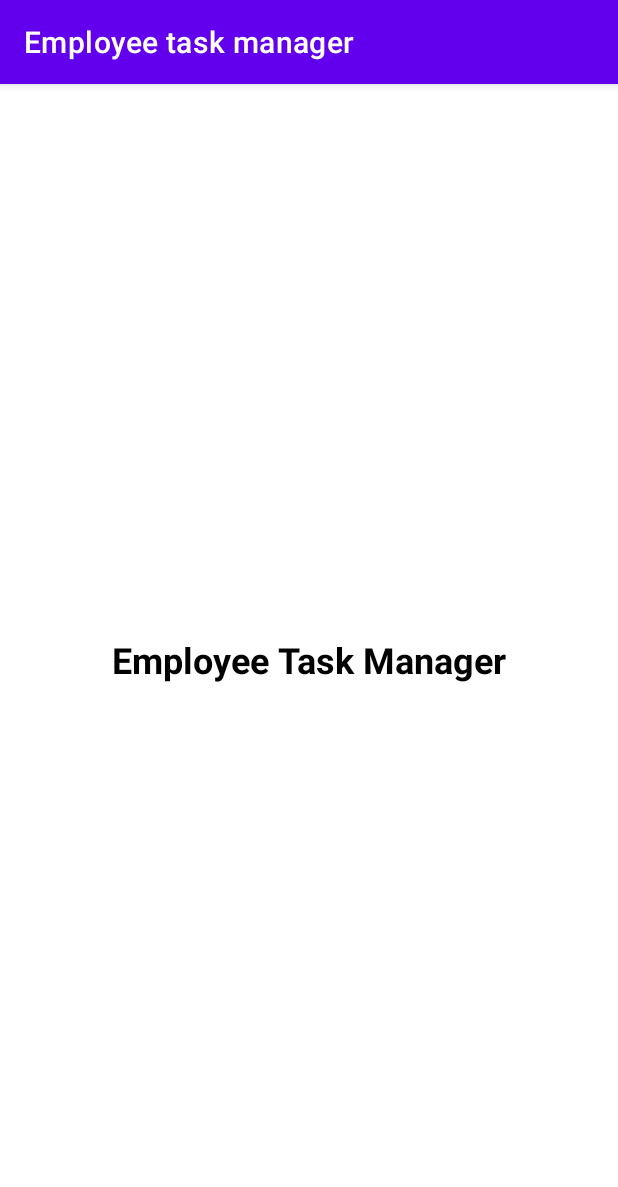
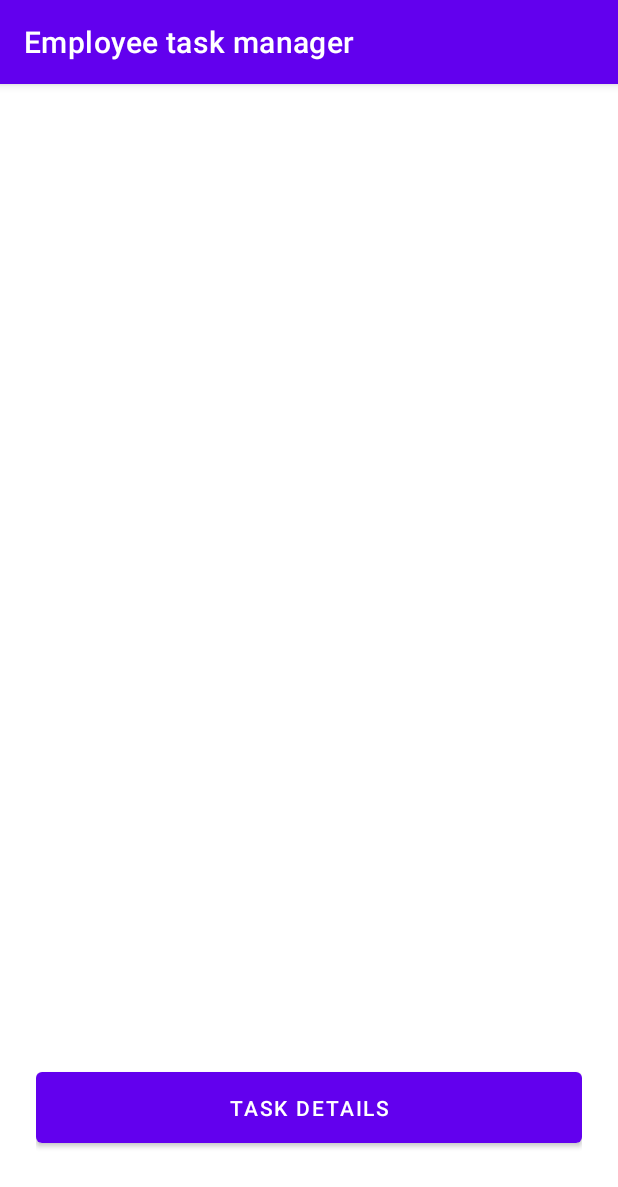
Before and after one commit to zaid-code-max/employee-task-manager, an Android app: the screen it shows after launch (MainActivity), on a phone screen of 412 x 824 dp. Shown: the top 1187 px of the screen. Run offline under Robolectric (Android 15) with nearby library versions, the phone set to English and light mode, and no system bars.

Commit message:
Add Day 2 Android navigation and debugging documentation

```diff
--- a/app/src/main/AndroidManifest.xml
+++ b/app/src/main/AndroidManifest.xml
@@ -18,6 +18,10 @@
                 <category android:name="android.intent.category.LAUNCHER" />
             </intent-filter>
         </activity>
+
+        <activity
+            android:name=".TaskDetailsActivity"
+            android:exported="false" />
     </application>
 
 </manifest>
--- a/app/src/main/java/com/example/employeetaskmanager/MainActivity.kt
+++ b/app/src/main/java/com/example/employeetaskmanager/MainActivity.kt
@@ -1,6 +1,8 @@
 package com.example.employeetaskmanager
 
+import android.content.Intent
 import android.os.Bundle
+import android.widget.Button
 import androidx.appcompat.app.AppCompatActivity
 
 class MainActivity : AppCompatActivity() {
@@ -8,5 +10,12 @@ class MainActivity : AppCompatActivity() {
     override fun onCreate(savedInstanceState: Bundle?) {
         super.onCreate(savedInstanceState)
         setContentView(R.layout.layout)
+
+        val buttonTaskDetails = findViewById<Button>(R.id.buttonTaskDetails)
+
+        buttonTaskDetails.setOnClickListener {
+            val intent = Intent(this, TaskDetailsActivity::class.java)
+            startActivity(intent)
+        }
     }
 }
--- a/app/src/main/res/layout/layout.xml
+++ b/app/src/main/res/layout/layout.xml
@@ -1,18 +1,19 @@
 <?xml version="1.0" encoding="utf-8"?>
-<LinearLayout xmlns:android="http://schemas.android.com/apk/res/android"
+<androidx.constraintlayout.widget.ConstraintLayout xmlns:android="http://schemas.android.com/apk/res/android"
+    xmlns:app="http://schemas.android.com/apk/res-auto"
     android:layout_width="match_parent"
     android:layout_height="match_parent"
-    android:orientation="vertical"
-    android:gravity="center"
-    android:padding="16dp">
+    android:padding="24dp">
 
-    <TextView
-        android:id="@+id/textViewTitle"
-        android:layout_width="wrap_content"
+    <Button
+        android:id="@+id/buttonTaskDetails"
+        android:layout_width="0dp"
         android:layout_height="wrap_content"
-        android:text="@string/welcome_message"
-        android:textSize="24sp"
-        android:textStyle="bold"
-        android:textColor="?attr/colorOnSurface" />
+        android:layout_marginBottom="32dp"
+        android:padding="14dp"
+        android:text="@string/task_details_button"
+        app:layout_constraintBottom_toBottomOf="parent"
+        app:layout_constraintEnd_toEndOf="parent"
+        app:layout_constraintStart_toStartOf="parent" />
 
-</LinearLayout>
+</androidx.constraintlayout.widget.ConstraintLayout>
--- a/app/src/main/res/values/strings.xml
+++ b/app/src/main/res/values/strings.xml
@@ -1,4 +1,9 @@
+<?xml version="1.0" encoding="utf-8"?>
 <resources>
     <string name="app_name">Employee task manager</string>
     <string name="welcome_message">Employee Task Manager</string>
+    <string name="dashboard_subtitle">Manage and track your daily tasks efficiently.</string>
+    <string name="task_details_button">Task Details</string>
+    <string name="task_details_title">Task Details</string>
+    <string name="task_details_description">Here you can view and manage task details.</string>
 </resources>
```
Also changed, not shown: app/src/main/java/com/example/employeetaskmanager/TaskDetailsActivity.kt (added, +12 -0 lines), app/src/main/res/layout/activity_task_details.xml (added, +32 -0 lines), 4 other files.
